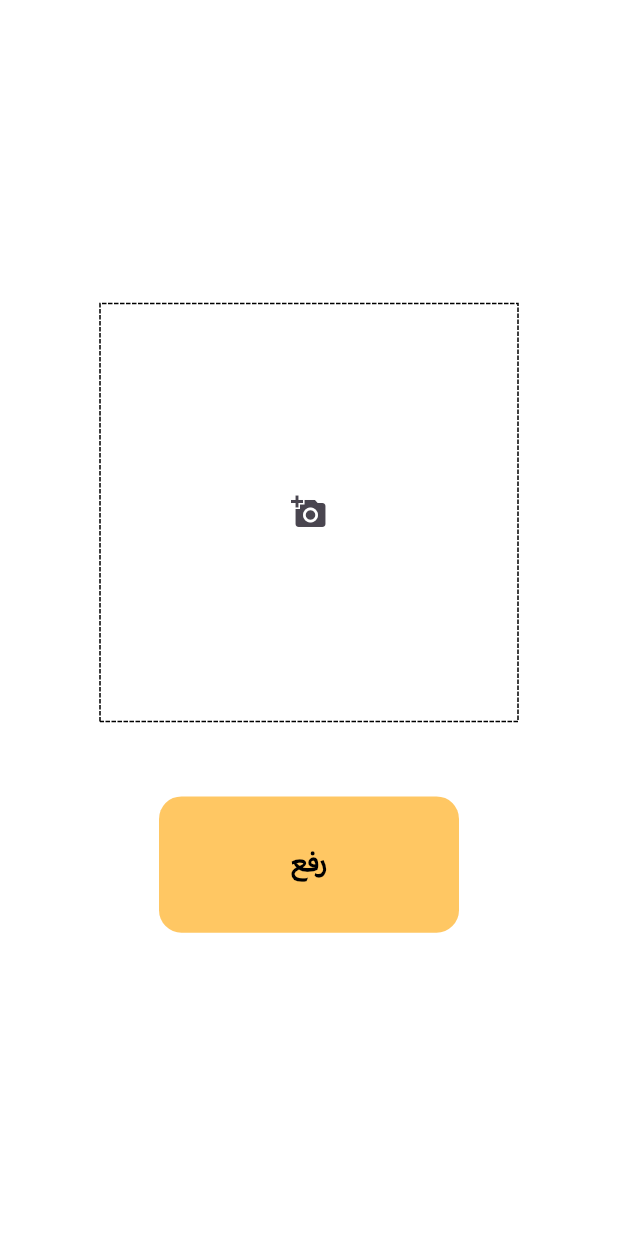
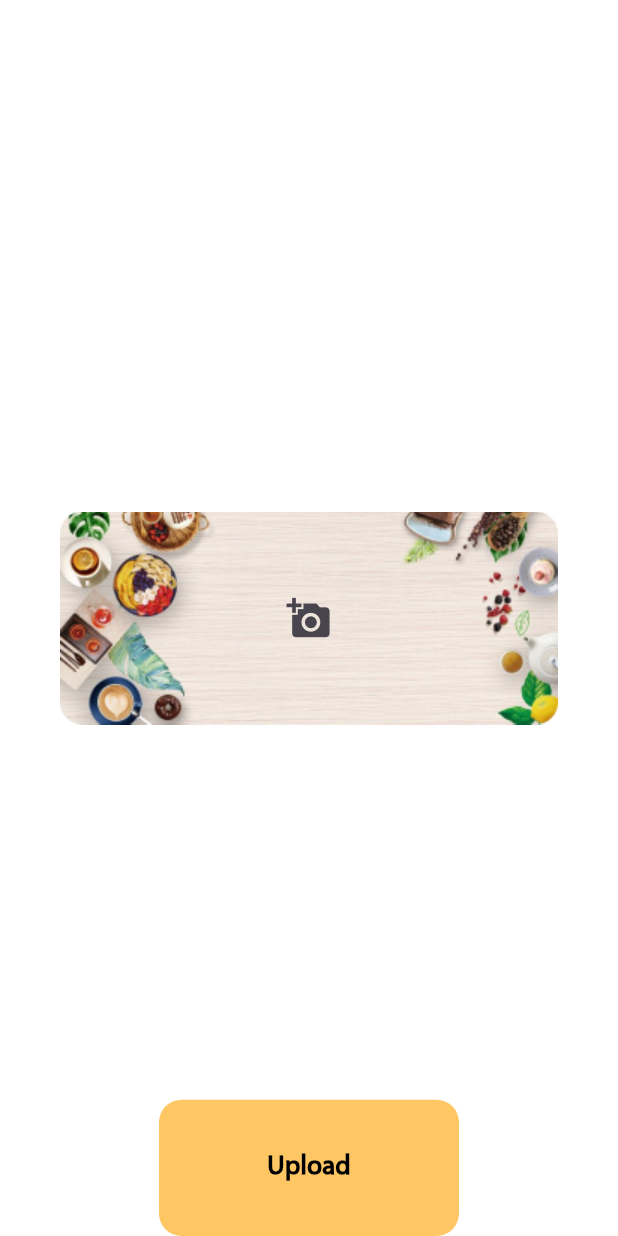
Before and after one commit to Abdelelah-PAL/foodlink_admin_panel, a Flutter app: the AddDishOfTheWeekScreen screen opened directly, on a phone screen of 412 x 824 dp. Run offline on Flutter 3.47's test engine with Material 3 defaults, Android fonts, the phone set to English and light mode, and no system bars; drawn by our look-alikes of dotted_border; our stand-ins replace cloud_firestore, file_picker, firebase_auth, firebase_core, firebase_storage, get and 1 more; missing offline and left inert: firebase_app_check; accounts and stored records are empty.

Commit message:
fixing issues

```diff
--- a/lib/screens/food_screens/add_dish_of_the_week_screen.dart
+++ b/lib/screens/food_screens/add_dish_of_the_week_screen.dart
@@ -1,9 +1,8 @@
 import 'dart:developer';
-import 'package:dotted_border/dotted_border.dart';
 import 'package:flutter/material.dart';
 import 'package:foodlink_admin_panel/controllers/meal_controller.dart';
+import 'package:foodlink_admin_panel/core/constants/assets.dart';
 import 'package:foodlink_admin_panel/core/constants/colors.dart';
-import 'package:foodlink_admin_panel/core/utils/size_config.dart';
 import 'package:foodlink_admin_panel/providers/meals_provider.dart';
 import 'package:foodlink_admin_panel/providers/settings_provider.dart';
 import 'package:foodlink_admin_panel/screens/widgets/custom_button.dart';
@@ -17,68 +16,106 @@ class AddDishOfTheWeekScreen extends StatefulWidget {
 }
 
 class _AddDishOfTheWeekScreenState extends State<AddDishOfTheWeekScreen> {
+  Offset _position = Offset.zero;
+  late MealsProvider mealsProvider;
+
+  @override
+  void initState() {
+    super.initState();
+    WidgetsBinding.instance.addPostFrameCallback((_) {
+      final screenSize = MediaQuery.of(context).size;
+      setState(() {
+        _position = Offset(
+          (screenSize.width - 100) / 2,
+          (screenSize.height - 100) / 2,
+        );
+      });
+    });
+  }
+
   @override
   Widget build(BuildContext context) {
-    final mealsProvider = context.watch<MealsProvider>();
-    SettingsProvider settingsProvider =
-        Provider.of<SettingsProvider>(context, listen: true);
+    mealsProvider = context.watch<MealsProvider>();
+    final settingsProvider = context.watch<SettingsProvider>();
+    final GlobalKey imageKey = GlobalKey();
+
     return Scaffold(
       backgroundColor: AppColors.backgroundColor,
-      body: Column(
-        crossAxisAlignment: CrossAxisAlignment.center,
-        mainAxisAlignment: MainAxisAlignment.center,
+      body: Stack(
         children: [
           Center(
-            child: DottedBorder(
-              borderType: BorderType.RRect,
-              child: ClipRect(
-                child: Container(
-                  width: SizeConfig.getProperVerticalSpace(3),
-                  height: SizeConfig.getProperVerticalSpace(3),
-                  alignment: Alignment.center,
-                  decoration: const BoxDecoration(
-                    shape: BoxShape.rectangle,
+            child: Image.asset(
+              Assets.dishOfTheWeek,
+              key: imageKey,
+              fit: BoxFit.cover,
             ),
-                  child: Center(
-                    child: mealsProvider.dOWIsPicked == false
-                        ? IconButton(
+          ),
+          Center(
+            child: IconButton(
               onPressed: () => mealsProvider.pickImage("DOW"),
-                            icon: const Icon(Icons.add_a_photo))
-                        : SizedBox(
-                            width: SizeConfig.getProperVerticalSpace(3),
-                            height: SizeConfig.getProperVerticalSpace(3),
+              icon: const Icon(Icons.add_a_photo, size: 30),
+            ),
+          ),
+          if (mealsProvider.dOWIsPicked && mealsProvider.pickedDOW != null)
+            Positioned(
+              left: _position.dx,
+              top: _position.dy,
+              child: GestureDetector(
+                onPanUpdate: (details) {
+                  setState(() {
+                    _position += details.delta;
+                  });
+                },
                 child: Image.memory(
                   mealsProvider.pickedDOW!.files.first.bytes!,
-                              fit: BoxFit.fill,
+                  width: 100,
+                  height: 100,
                 ),
               ),
             ),
-                ),
-              ),
-            ),
-          ),
-          SizeConfig.customSizedBox(null, 50, null),
+          Align(
+            alignment: Alignment.bottomCenter,
+            child: Column(
+              mainAxisSize: MainAxisSize.min,
+              children: [
+                const SizedBox(height: 10),
                 CustomButton(
                   onTap: () async {
                     try {
                       if (mealsProvider.pickedDOW == null) {
                         throw Exception('pickedDOW is null');
                       }
-                await mealsProvider.uploadImage(
-                  mealsProvider.pickedDOW!,
-                  "dish_of_the_week",
-                );
+
+                      var imageUrl = await mealsProvider.uploadImage(
+                          mealsProvider.pickedDOW!, "dish_of_the_week");
+
+                      final RenderBox imageBox =
+                      imageKey.currentContext?.findRenderObject() as RenderBox;
+
+                      final Offset imageTopLeft = imageBox.localToGlobal(Offset.zero);
+                      final Offset relativePosition = _position - imageTopLeft;
+
+                      final x = relativePosition.dx;
+                      final y = relativePosition.dy;
+
+                      log('Relative Image position: x=$x, y=$y');
+
+                      await mealsProvider.saveImageMetadata(imageUrl!, x, y);
+
                       if (!context.mounted) return;
                       MealController().showSuccessUploadingDialog(context, settingsProvider);
                       mealsProvider.resetValues();
                     } catch (e) {
-                log('uploadImage :: $e');
+                      log('uploadImage : $e');
                     }
                   },
-            text: "upload",
+                  text: "Upload",
                   width: 200,
                   height: 100,
-          )
+                ),
+              ],
+            ),
+          ),
         ],
       ),
     );
```
Also changed, not shown: lib/providers/meals_provider.dart (+7 -2 lines), lib/services/meals_services.dart (+18 -0 lines). Lines whose indentation alone changed are shown as unchanged.
